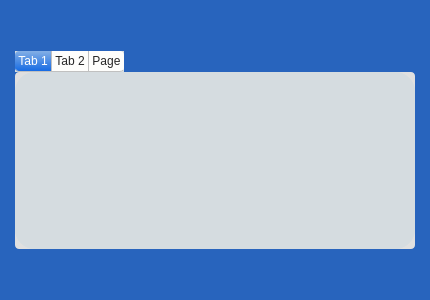
Qt form forms/welcome_view.ui (Abdel-RahmanSaied/SpecialsAid_frontEnd) before a commit.
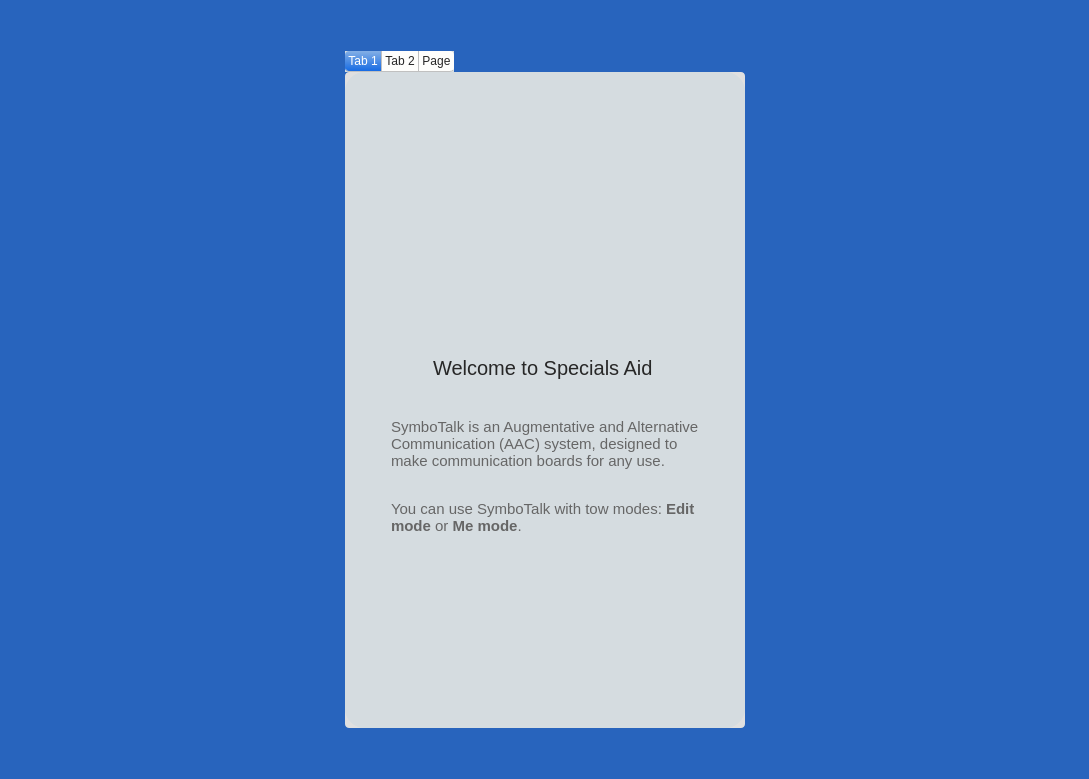
The same form after that commit. Icons and pictures are not drawn.

The edit to the form file:
```diff
--- a/forms/welcome_view.ui
+++ b/forms/welcome_view.ui
@@ -6,8 +6,8 @@
    <rect>
     <x>0</x>
     <y>0</y>
-    <width>430</width>
-    <height>300</height>
+    <width>1089</width>
+    <height>779</height>
    </rect>
   </property>
   <property name="windowTitle">
```
